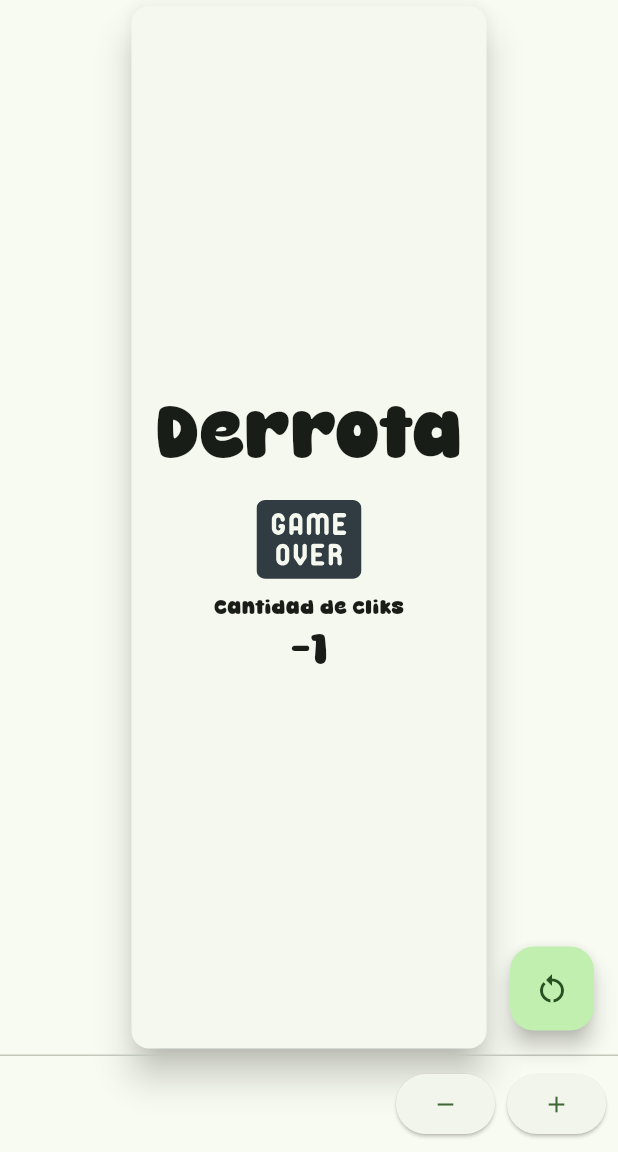
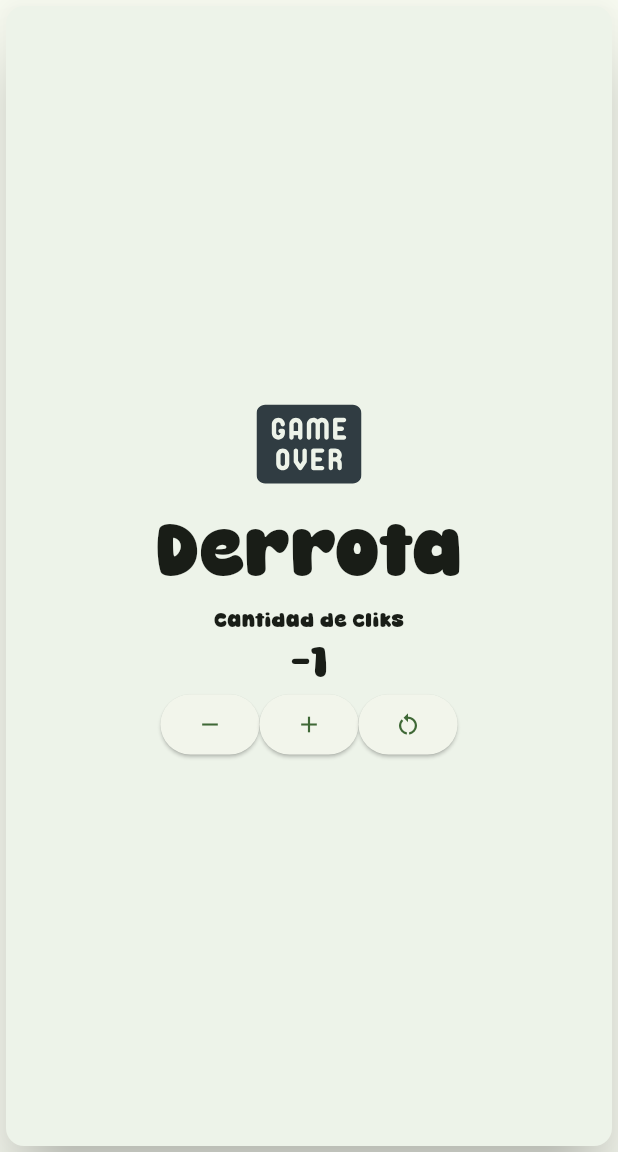
Before and after one commit to GermanAliaga/3479A321_2019479016, a Flutter app: the screen it shows after launch, after a tap on the "remove" icon, on a phone screen of 412 x 824 dp, the part 84-1236 px from its top. Run offline on Flutter 3.47's test engine with Material 3 defaults, Android fonts, the phone set to English and light mode, and no system bars; drawn by our look-alikes of auto_size_text; our stand-ins replace flutter_svg, logger.

Commit message:
botones dentro de la card

```diff
--- a/lib/pages/myhomepage.dart
+++ b/lib/pages/myhomepage.dart
@@ -13,6 +13,7 @@ class MyHomePage extends StatefulWidget {
 
 class _MyHomePageState extends State<MyHomePage> {
   int _counter = 0;
+  double _fontSize = 50;
   String svg = "assets/icons/controller_game_icon.svg";
   String message1 = 'Juega';
   String message2 = 'Cantidad de cliks';
@@ -23,7 +24,7 @@ class _MyHomePageState extends State<MyHomePage> {
     });
   }
 
-  void _drecreaseCounter() {
+  void _decreaseCounter() {
     setState(() {
       _counter--;
     });
@@ -33,6 +34,7 @@ class _MyHomePageState extends State<MyHomePage> {
     setState(() {
       _counter = 0;
       message1 = 'Vuelve a jugar';
+      _fontSize = 30;
       svg = "assets/icons/restart_icon.svg";
     });
   }
@@ -40,9 +42,11 @@ class _MyHomePageState extends State<MyHomePage> {
   void _messageChange() {
     if (_counter < 0) {
       message1 = 'Derrota';
+      _fontSize = 50;
       svg = "assets/icons/game_over_icon.svg";
     } else if (_counter > 10) {
       message1 = 'Victoria';
+      _fontSize = 50;
       svg = "assets/icons/victory_icon.svg";
     }
   }
@@ -58,22 +62,22 @@ class _MyHomePageState extends State<MyHomePage> {
         ),
         body: Center(
             child: Card(
-          elevation: 10,
-          color: const Color.fromARGB(255, 244, 248, 238),
+          elevation: 20,
+          color: const Color.fromARGB(255, 237, 243, 233),
           child: Padding(
-            padding: const EdgeInsets.all(16.0),
+            padding: const EdgeInsets.all(10.0),
             child: Column(
               mainAxisAlignment: MainAxisAlignment.center,
               children: <Widget>[
-                AutoSizeText(
-                  message1,
-                  style: const TextStyle(fontSize: 50),
-                  maxLines: 2,
-                ),
                 SvgPicture.asset(
                   svg,
                   semanticsLabel: 'Game logo',
                   width: 70,
+                ),
+                AutoSizeText(
+                  message1,
+                  style: TextStyle(fontSize: _fontSize),
+                  maxLines: 2,
                 ),
                 Text(
                   message2,
@@ -81,21 +85,35 @@ class _MyHomePageState extends State<MyHomePage> {
                 Text(
                   '$_counter',
                   style: Theme.of(context).textTheme.headlineMedium,
-                )
+                ),
+                Row(
+                  mainAxisAlignment: MainAxisAlignment.center,
+                  children: [
+                    ElevatedButton(
+                        onPressed: _decreaseCounter,
+                        child: const Icon(Icons.remove)),
+                    ElevatedButton(
+                        onPressed: _incrementCounter,
+                        child: const Icon(Icons.add)),
+                    ElevatedButton(
+                        onPressed: _restartCounter,
+                        child: const Icon(Icons.restart_alt)),
+                  ],
+                ),
               ],
             ),
           ),
-        )),
-        floatingActionButton: FloatingActionButton(
-          onPressed: _restartCounter,
-          tooltip: 'Increment',
-          child: const Icon(Icons.restart_alt),
-        ),
-        persistentFooterButtons: [
-          ElevatedButton(
-              onPressed: _drecreaseCounter, child: const Icon(Icons.remove)),
-          ElevatedButton(
-              onPressed: _incrementCounter, child: const Icon(Icons.add))
-        ]);
+        )));
+    //floatingActionButton: FloatingActionButton(
+    //  onPressed: _restartCounter,
+    //  tooltip: 'Increment',
+    //  child: const Icon(Icons.restart_alt),
+    //),
+    //persistentFooterButtons: [
+    //ElevatedButton(
+    //  onPressed: _decreaseCounter, child: const Icon(Icons.remove)),
+    //ElevatedButton(
+    //  onPressed: _incrementCounter, child: const Icon(Icons.add))
+    //]);
   }
 }
```
